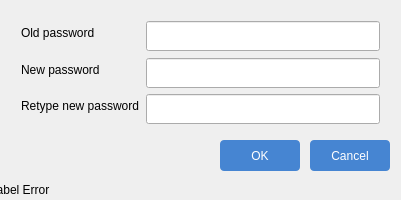
This is IriTrackerStandard/ChangePassword.ui in Jully-02/iri-tracker-standard as Qt 5 draws it before an edit. The edited form follows.
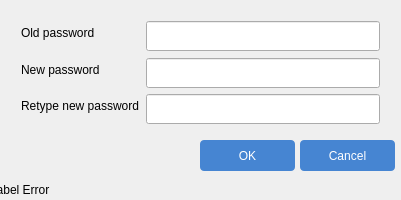
This is the edited form. Icons and pictures are not drawn.

The edit to the form file:
```diff
--- a/IriTrackerStandard/ChangePassword.ui
+++ b/IriTrackerStandard/ChangePassword.ui
@@ -85,9 +85,9 @@
   <widget class="QPushButton" name="btnOK">
    <property name="geometry">
     <rect>
-     <x>220</x>
+     <x>200</x>
      <y>140</y>
-     <width>80</width>
+     <width>95</width>
      <height>31</height>
     </rect>
    </property>
@@ -126,9 +126,9 @@
   <widget class="QPushButton" name="btnCancel">
    <property name="geometry">
     <rect>
-     <x>310</x>
+     <x>300</x>
      <y>140</y>
-     <width>80</width>
+     <width>95</width>
      <height>31</height>
     </rect>
    </property>
```
